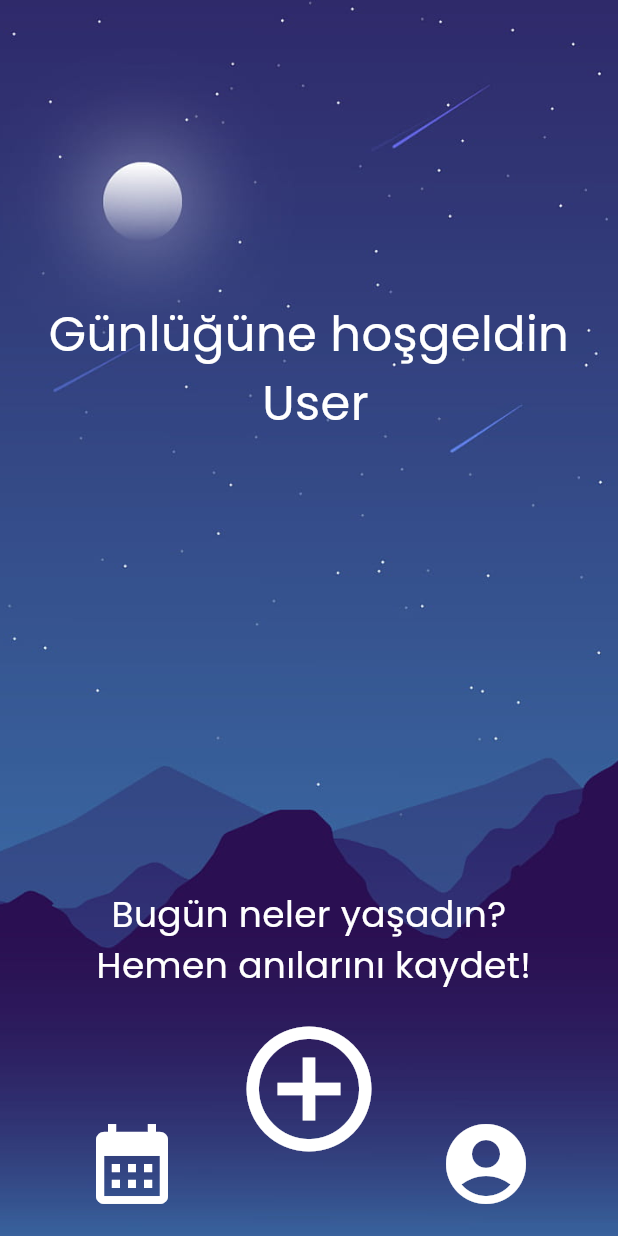
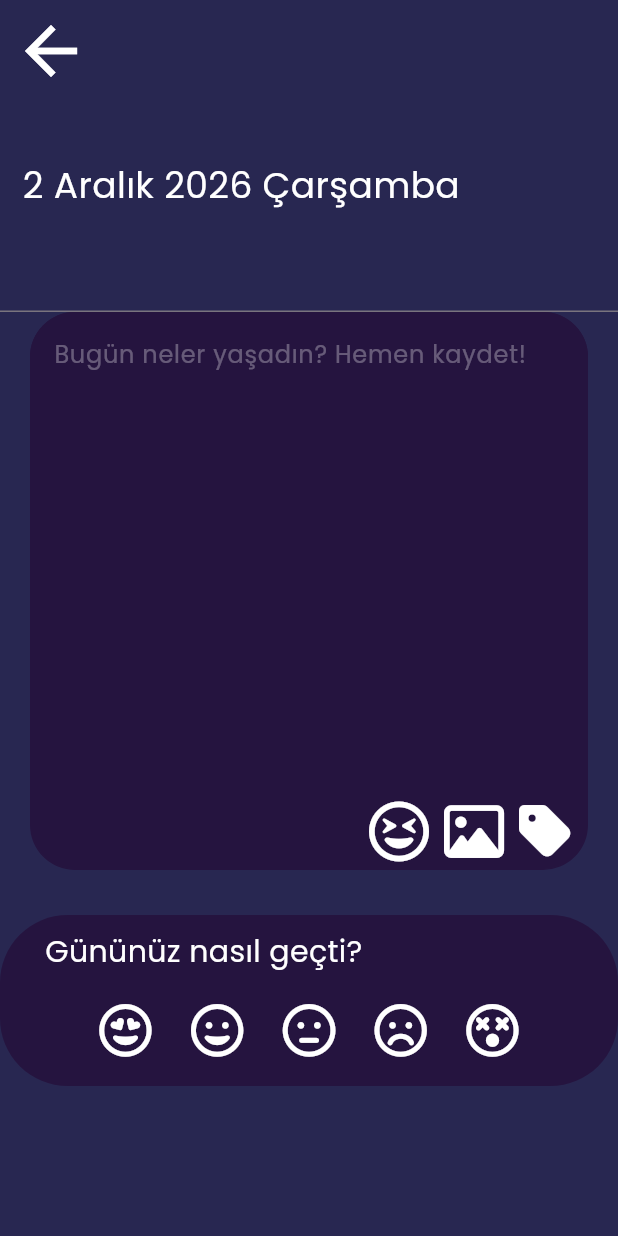
Before and after one commit to Saner-y/DiaryAI, a Flutter app: the screen it shows after launch, after a tap on the "add circle outline" icon, on a phone screen of 412 x 824 dp. Run offline on Flutter 3.47's test engine with Material 3 defaults, Android fonts, the phone set to English and light mode, and no system bars; our stand-ins replace font_awesome_flutter, google_fonts, table_calendar.

Commit message:
calendar done for now working on notePage.dart

```diff
--- a/lib/homepage.dart
+++ b/lib/homepage.dart
@@ -1,6 +1,7 @@
 import 'package:diaryai/calendarPage.dart';
 import 'package:diaryai/menuPage.dart';
 import 'package:flutter/material.dart';
+import 'package:diaryai/notePage.dart';
 // import 'package:flutter/services.dart';
 
 class homePage extends StatelessWidget {
@@ -70,7 +71,9 @@ class homePage extends StatelessWidget {
                           Padding(
                             padding: const EdgeInsets.only(bottom: 50),
                             child: IconButton(
-                              onPressed: () {},
+                              onPressed: () {
+                                Navigator.push(context, MaterialPageRoute(builder: (context) => notePage()));
+                              },
                               icon: Icon(
                                 Icons.add_circle_outline,
                                 size: 100,
--- /dev/null
+++ b/lib/notePage.dart
@@ -0,0 +1,331 @@
+import 'package:flutter/material.dart';
+import 'package:font_awesome_flutter/font_awesome_flutter.dart';
+
+class notePage extends StatefulWidget {
+  const notePage({super.key});
+
+  @override
+  State<notePage> createState() => _notePageState();
+}
+
+class _notePageState extends State<notePage> {
+  FaIcon heartFace = FaIcon(
+    FontAwesomeIcons.faceGrinHearts,
+    size: 35,
+    color: Colors.white,
+  );
+  FaIcon grinFace = FaIcon(
+    FontAwesomeIcons.faceGrin,
+    size: 35,
+    color: Colors.white,
+  );
+  FaIcon mehFace = FaIcon(
+    FontAwesomeIcons.faceMeh,
+    size: 35,
+    color: Colors.white,
+  );
+  FaIcon frownFace = FaIcon(
+    FontAwesomeIcons.faceFrown,
+    size: 35,
+    color: Colors.white,
+  );
+  FaIcon deadFace = FaIcon(
+    FontAwesomeIcons.faceDizzy,
+    size: 35,
+    color: Colors.white,
+  );
+  FaIcon? selectedFace;
+
+  @override
+  Widget build(BuildContext context) {
+    return Scaffold(
+      appBar: AppBar(
+          backgroundColor: Colors.transparent,
+          iconTheme: IconThemeData(color: Colors.white, size: 52)),
+      backgroundColor: Color.fromRGBO(40, 39, 81, 1),
+      body: ListView(children: [
+        Column(
+          crossAxisAlignment: CrossAxisAlignment.start,
+          // mainAxisAlignment: MainAxisAlignment.spaceEvenly,
+          children: [
+            Padding(
+              padding: const EdgeInsets.only(
+                left: 15,
+                top: 50,
+                bottom: 20,
+              ),
+              child: Text(
+                  DateTime
+                      .now()
+                      .day
+                      .toString() +
+                      ' ' +
+                      ayHesaplama() +
+                      ' ' +
+                      DateTime
+                          .now()
+                          .year
+                          .toString() +
+                      ' ' +
+                      gunHesaplama(),
+                  style: TextStyle(fontSize: 24, color: Colors.white),
+                  textAlign: TextAlign.left),
+            ),
+            Column(
+              children: [
+                TextField(),
+                Padding(
+                  padding: const EdgeInsets.only(top: 0, left: 20, right: 20),
+                  child: TextField(
+                    cursorRadius: Radius.circular(50),
+                    cursorColor: Colors.white30,
+                    maxLines: 12,
+                    style: TextStyle(color: Colors.white),
+                    // maxLength: 500,
+                    decoration: InputDecoration(
+                        enabledBorder: OutlineInputBorder(
+                            borderRadius: BorderRadius.only(
+                                topRight: Radius.circular(30),
+                                topLeft: Radius.circular(30)),
+                            borderSide: BorderSide(
+                                color: Color.fromRGBO(37, 20, 63, 1))),
+                        disabledBorder: OutlineInputBorder(
+                            borderRadius: BorderRadius.only(
+                                topRight: Radius.circular(30),
+                                topLeft: Radius.circular(30)),
+                            borderSide: BorderSide(
+                                color: Color.fromRGBO(37, 20, 63, 1))),
+                        focusedBorder: OutlineInputBorder(
+                            borderRadius: BorderRadius.only(
+                                topRight: Radius.circular(30),
+                                topLeft: Radius.circular(30)),
+                            borderSide: BorderSide(
+                                color: Color.fromRGBO(37, 20, 63, 1))),
+                        hintText: 'Bugün neler yaşadın? Hemen kaydet!',
+                        hintStyle: TextStyle(color: Colors.white30),
+                        fillColor: Color.fromRGBO(37, 20, 63, 1),
+                        filled: true),
+                  ),
+                ),
+                Padding(
+                  padding: EdgeInsets.only(left: 20, right: 20),
+                  child: Container(
+                    decoration: BoxDecoration(
+                        borderRadius: BorderRadius.only(
+                            bottomRight: Radius.circular(30),
+                            bottomLeft: Radius.circular(30)),
+                        color: Color.fromRGBO(37, 20, 63, 1),
+                        border:
+                        Border.all(color: Color.fromRGBO(37, 20, 63, 1))),
+                    // color: Color.fromRGBO(37, 20, 63, 1),
+                    child: Row(
+                      mainAxisAlignment: MainAxisAlignment.end,
+                      children: [
+                        GestureDetector(
+                          child: FaIcon(
+                            FontAwesomeIcons.faceGrinSquint,
+                            size: 40,
+                            color: Colors.white,
+                          ),
+                        ),
+                        SizedBox(
+                          width: 10,
+                        ),
+                        FaIcon(FontAwesomeIcons.image,
+                            size: 40, color: Colors.white),
+                        SizedBox(
+                          width: 10,
+                        ),
+                        FaIcon(FontAwesomeIcons.tag,
+                            size: 40, color: Colors.white),
+                        SizedBox(
+                          width: 10,
+                          height: 50,
+                        )
+                      ],
+                    ),
+                  ),
+                )
+              ],
+            ),
+            Padding(
+              padding: const EdgeInsets.only(top: 30),
+              child: Container(
+                decoration: BoxDecoration(
+                    color: Color.fromRGBO(37, 20, 63, 1),
+                    borderRadius: BorderRadius.all(Radius.circular(45))),
+                child: Column(
+                  crossAxisAlignment: CrossAxisAlignment.start,
+                  children: [
+                    Padding(
+                      padding: const EdgeInsets.only(left: 30, top: 10),
+                      child: Text(
+                        'Gününüz nasıl geçti?',
+                        textAlign: TextAlign.start,
+                        style: TextStyle(fontSize: 20, color: Colors.white),
+                      ),
+                    ),
+                    SizedBox(
+                      height: 20,
+                    ),
+                    Padding(
+                      padding: const EdgeInsets.only(
+                          bottom: 20, left: 40, right: 40),
+                      child: Row(
+                        mainAxisAlignment: MainAxisAlignment.spaceEvenly,
+                        children: [
+                          GestureDetector(
+                              onTap: () {
+                                setState(() {
+                                  heartFace = FaIcon(
+                                    FontAwesomeIcons.faceGrinHearts,
+                                    color: Colors.black,
+                                    size: 35,
+                                  );
+                                });
+                              },
+                              onTapCancel: () {
+                                setState(() {
+                                  heartFace = FaIcon(
+                                    FontAwesomeIcons.faceGrinHearts,
+                                    color: Colors.white,
+                                    size: 35,
+                                  );
+                                });
+                              },
+                              child: heartFace),
+                          GestureDetector(
+                              onTap: () {
+                                setState(() {
+                                  grinFace = FaIcon(
+                                    FontAwesomeIcons.faceGrinHearts,
+                                    color: Colors.black,
+                                    size: 35,
+                                  );
+                                });
+                              },
+                              child: grinFace),
+                          GestureDetector(
+                            onTap: () {
+                              setState(() {
+                                mehFace = FaIcon(
+                                  FontAwesomeIcons.faceGrinHearts,
+                                  color: Colors.black,
+                                  size: 35,
+                                );
+                              });
+                            },
+                            child: mehFace,
+                          ),
+                          GestureDetector(
+                            onTap: () {
+                              setState(() {
+                                frownFace = FaIcon(
+                                  FontAwesomeIcons.faceGrinHearts,
+                                  color: Colors.black,
+                                  size: 35,
+                                );
+                              });
+                            },
+                            child: frownFace,),
+                          GestureDetector(
+                            onTap: () {
+                              setState(() {
+                                deadFace = FaIcon(
+                                  FontAwesomeIcons.faceGrinHearts,
+                                  color: Colors.black,
+                                  size: 35,
+                                );
+                              });
+                            },
+                            child: deadFace,),
+                        ],
+                      ),
+                    )
+                  ],
+                ),
+              ),
+            )
+          ],
+        ),
+      ]),
+    );
+
+  }
+}
+
+
+String ayHesaplama() {
+  String ay = '';
+  switch (DateTime
+      .now()
+      .month) {
+    case 1:
+      ay = 'Ocak';
+      break;
+    case 2:
+      ay = 'Şubat';
+      break;
+    case 3:
+      ay = 'Mart';
+      break;
+    case 4:
+      ay = 'Nisan';
+      break;
+    case 5:
+      ay = 'Mayıs';
+      break;
+    case 6:
+      ay = 'Haziran';
+      break;
+    case 7:
+      ay = 'Temmuz';
+      break;
+    case 8:
+      ay = 'Ağustos';
+      break;
+    case 9:
+      ay = 'Eylül';
+      break;
+    case 10:
+      ay = 'Ekim';
+      break;
+    case 11:
+      ay = 'Kasım';
+      break;
+    case 12:
+      ay = 'Aralık';
+      break;
+  }
+  return ay;
+}
+
+String gunHesaplama() {
+  String gun = '';
+  switch (DateTime
+      .now()
+      .weekday) {
+    case 1:
+      gun = 'Pazartesi';
+      break;
+    case 2:
+      gun = 'Salı';
+      break;
+    case 3:
+      gun = 'Çarşamba';
+      break;
+    case 4:
+      gun = 'Perşembe';
+      break;
+    case 5:
+      gun = 'Cuma';
+      break;
+    case 6:
+      gun = 'Cumartesi';
+      break;
+    case 7:
+      gun = 'Pazar';
+      break;
+  }
+  return gun;
+}
--- a/lib/utils.dart
+++ b/lib/utils.dart
@@ -45,5 +45,5 @@ List<DateTime> daysInRange(DateTime first, DateTime last) {
 }
 
 final kToday = DateTime.now();
-final kFirstDay = DateTime(kToday.year, kToday.month - 3, kToday.day);
-final kLastDay = DateTime(kToday.year, kToday.month + 3, kToday.day);
+final kFirstDay = DateTime(kToday.year - 10, kToday.month, kToday.day);
+final kLastDay = DateTime(kToday.year + 10, kToday.month, kToday.day);
--- a/pubspec.yaml
+++ b/pubspec.yaml
@@ -36,6 +36,7 @@ dependencies:
   table_calendar: ^3.0.9
   syncfusion_flutter_calendar: ^24.1.41
   flutter_localization: ^0.2.0
+  font_awesome_flutter: ^10.6.0
 
 
   # The following adds the Cupertino Icons font to your application.
```
Also changed, not shown: lib/calendarPage.dart (+113 -16 lines), pubspec.lock.
